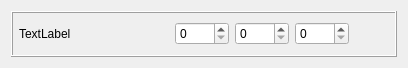
Before: the Qt Designer form app/view/forms/editstatpanel.ui in r0nd0ud0u/qt-rpg, drawn with Qt 5.
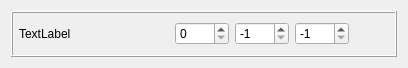
After: the same form once the commit is applied.

The edit to the form file:
```diff
--- a/app/view/forms/editstatpanel.ui
+++ b/app/view/forms/editstatpanel.ui
@@ -96,9 +96,15 @@
           <verstretch>0</verstretch>
          </sizepolicy>
         </property>
+        <property name="minimum">
+         <number>-1</number>
+        </property>
         <property name="maximum">
          <number>9999</number>
         </property>
+        <property name="value">
+         <number>-1</number>
+        </property>
        </widget>
       </item>
       <item>
@@ -109,9 +115,15 @@
           <verstretch>0</verstretch>
          </sizepolicy>
         </property>
+        <property name="minimum">
+         <number>-1</number>
+        </property>
         <property name="maximum">
          <number>9999</number>
         </property>
+        <property name="value">
+         <number>-1</number>
+        </property>
        </widget>
       </item>
       <item>
```
